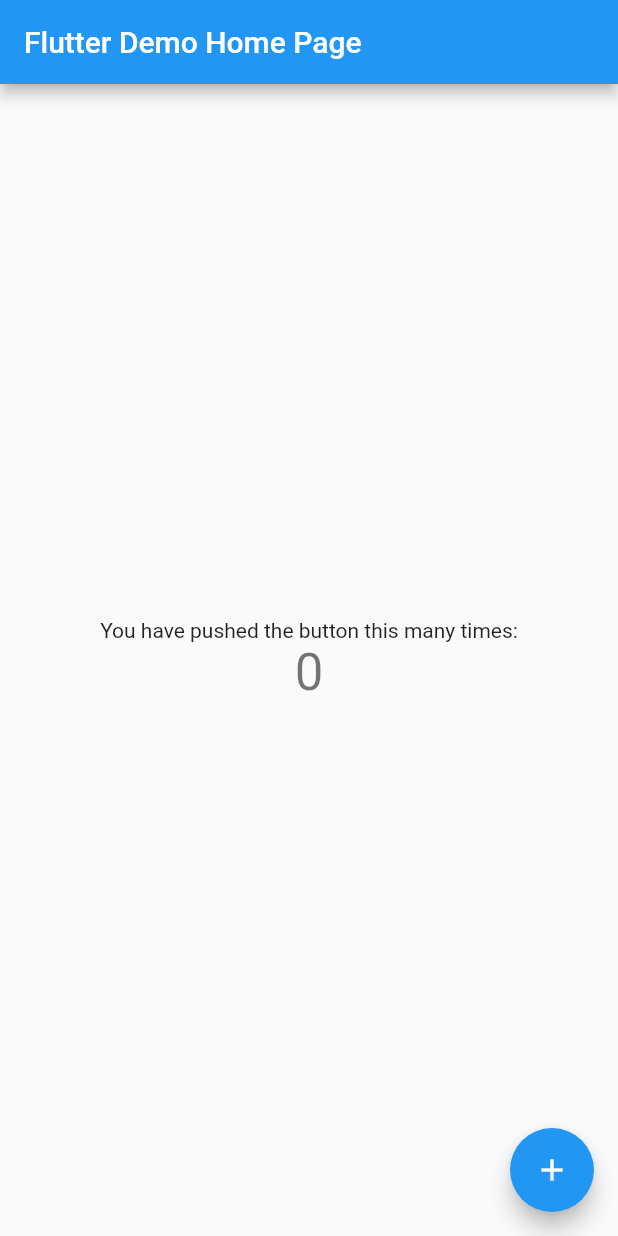
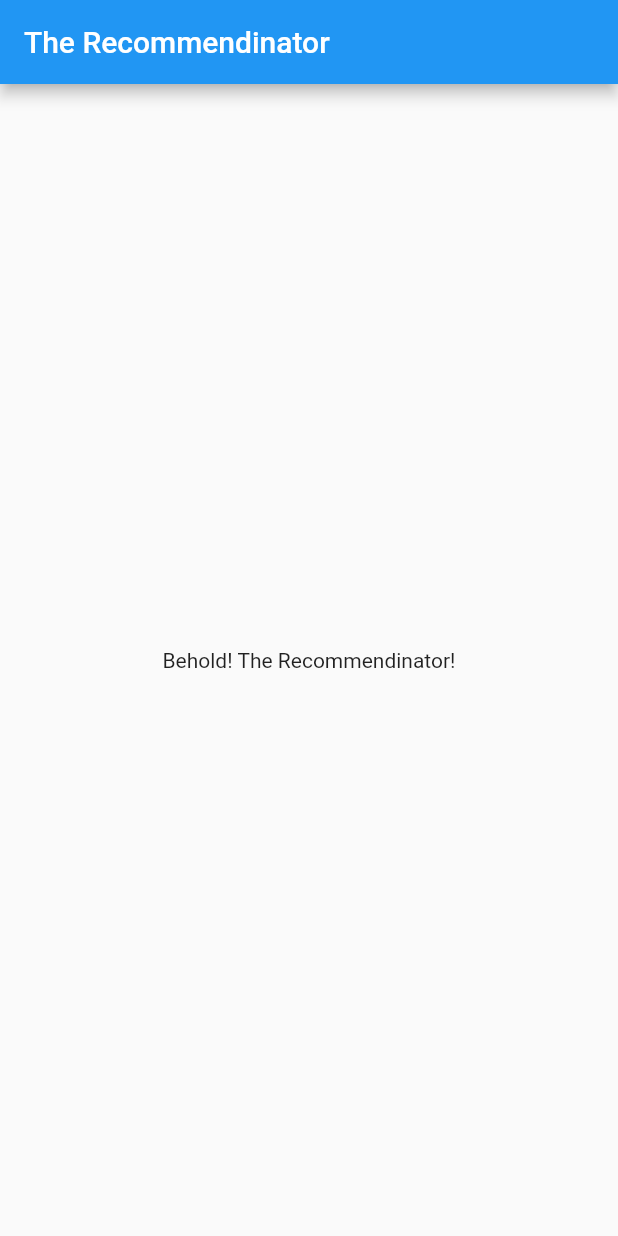
Before and after one commit to rmirabelli/recommendinator, a Flutter app: the screen it shows after launch, on a phone screen of 412 x 824 dp. Run offline on Flutter 3.47's test engine with Material 2 defaults, Android fonts, the phone set to English and light mode, and no system bars.

Commit message:
Removed junk

```diff
--- a/lib/main.dart
+++ b/lib/main.dart
@@ -1,115 +1,35 @@
 import 'package:flutter/material.dart';
 
 void main() {
-  runApp(const MyApp());
+  runApp(MyApp());
 }
 
 class MyApp extends StatelessWidget {
-  const MyApp({Key? key}) : super(key: key);
-
   // This widget is the root of your application.
   @override
   Widget build(BuildContext context) {
     return MaterialApp(
-      title: 'Flutter Demo',
-      theme: ThemeData(
-        // This is the theme of your application.
-        //
-        // Try running your application with "flutter run". You'll see the
-        // application has a blue toolbar. Then, without quitting the app, try
-        // changing the primarySwatch below to Colors.green and then invoke
-        // "hot reload" (press "r" in the console where you ran "flutter run",
-        // or simply save your changes to "hot reload" in a Flutter IDE).
-        // Notice that the counter didn't reset back to zero; the application
-        // is not restarted.
-        primarySwatch: Colors.blue,
-      ),
-      home: const MyHomePage(title: 'Flutter Demo Home Page'),
+      title: 'The Recommendinator',
+      home: MyHomePage(),
     );
   }
 }
 
 class MyHomePage extends StatefulWidget {
-  const MyHomePage({Key? key, required this.title}) : super(key: key);
-
-  // This widget is the home page of your application. It is stateful, meaning
-  // that it has a State object (defined below) that contains fields that affect
-  // how it looks.
-
-  // This class is the configuration for the state. It holds the values (in this
-  // case the title) provided by the parent (in this case the App widget) and
-  // used by the build method of the State. Fields in a Widget subclass are
-  // always marked "final".
-
-  final String title;
-
   @override
   State<MyHomePage> createState() => _MyHomePageState();
 }
 
 class _MyHomePageState extends State<MyHomePage> {
-  int _counter = 0;
-
-  void _incrementCounter() {
-    setState(() {
-      // This call to setState tells the Flutter framework that something has
-      // changed in this State, which causes it to rerun the build method below
-      // so that the display can reflect the updated values. If we changed
-      // _counter without calling setState(), then the build method would not be
-      // called again, and so nothing would appear to happen.
-      _counter++;
-    });
-  }
-
   @override
   Widget build(BuildContext context) {
-    // This method is rerun every time setState is called, for instance as done
-    // by the _incrementCounter method above.
-    //
-    // The Flutter framework has been optimized to make rerunning build methods
-    // fast, so that you can just rebuild anything that needs updating rather
-    // than having to individually change instances of widgets.
     return Scaffold(
       appBar: AppBar(
-        // Here we take the value from the MyHomePage object that was created by
-        // the App.build method, and use it to set our appbar title.
-        title: Text(widget.title),
+        title: Text('The Recommendinator'),
       ),
       body: Center(
-        // Center is a layout widget. It takes a single child and positions it
-        // in the middle of the parent.
-        child: Column(
-          // Column is also a layout widget. It takes a list of children and
-          // arranges them vertically. By default, it sizes itself to fit its
-          // children horizontally, and tries to be as tall as its parent.
-          //
-          // Invoke "debug painting" (press "p" in the console, choose the
-          // "Toggle Debug Paint" action from the Flutter Inspector in Android
-          // Studio, or the "Toggle Debug Paint" command in Visual Studio Code)
-          // to see the wireframe for each widget.
-          //
-          // Column has various properties to control how it sizes itself and
-          // how it positions its children. Here we use mainAxisAlignment to
-          // center the children vertically; the main axis here is the vertical
-          // axis because Columns are vertical (the cross axis would be
-          // horizontal).
-          mainAxisAlignment: MainAxisAlignment.center,
-          children: <Widget>[
-            const Text(
-              'You have pushed the button this many times:',
-            ),
-            Text(
-              '$_counter',
-              style: Theme.of(context).textTheme.headline4,
-            ),
-          ],
-        ),
+        child: Text('Behold! The Recommendinator!'),
       ),
-      floatingActionButton: FloatingActionButton(
-        onPressed: _incrementCounter,
-        tooltip: 'Increment',
-        child: const Icon(Icons.add),
-      ), // This trailing comma makes auto-formatting nicer for build methods.
     );
   }
 }
```
